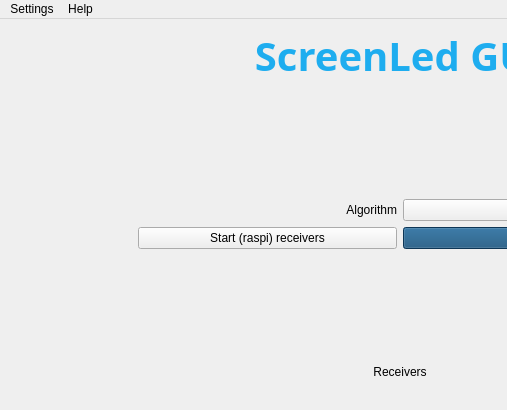
This is ScreenLedGUI/maingui.ui in 0LTSU0/ScreenLed as Qt 5 draws it before an edit; both pictures show x 0 to 507 and y 0 to 410 of the 800 by 410 pixel window. The edited form follows.
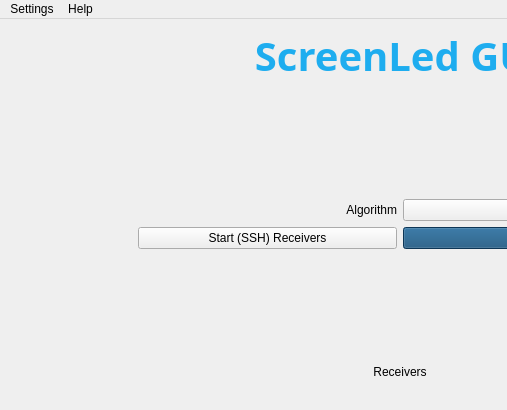
This is the edited form.

Commit message: receiver start works as it used to

Patch:
```diff
--- a/ScreenLedGUI/maingui.ui
+++ b/ScreenLedGUI/maingui.ui
@@ -109,7 +109,7 @@
       <item>
        <widget class="QPushButton" name="startReceiversButt">
         <property name="text">
-         <string>Start (raspi) receivers</string>
+         <string>Start (SSH) Receivers</string>
         </property>
        </widget>
       </item>
```
Left out of the diff: 6 changed lines with no effect on the pictures. The commit also changes 13 other files.
